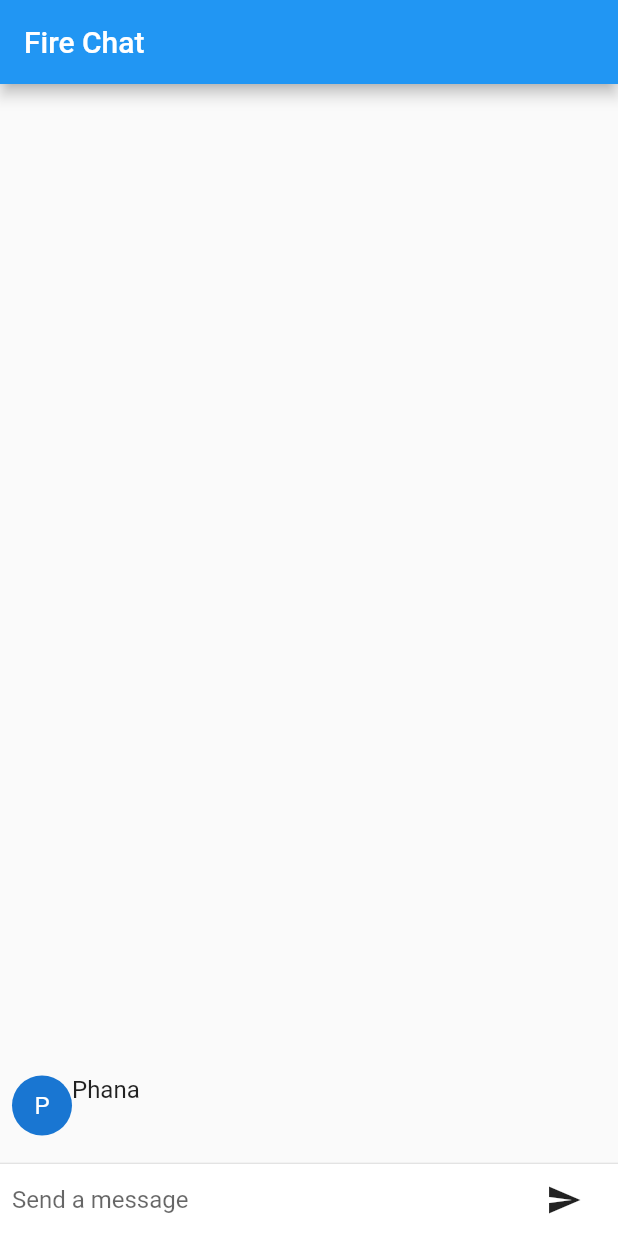
After one commit to cphana/fire_chat_flutter, a Flutter app: the screen it shows after launch, after a tap on the "send" icon, on a phone screen of 412 x 824 dp. The commit adds this screen. Run offline on Flutter 3.47's test engine with Material 2 defaults, Android fonts, the phone set to English and light mode, and no system bars.

Commit message:
chat screen

```diff
--- /dev/null
+++ b/lib/screen/chat_screen.dart
@@ -0,0 +1,76 @@
+import 'package:fire_chat_flutter/widgets/chat_message.dart';
+import 'package:flutter/material.dart';
+
+class ChatScreen extends StatefulWidget {
+  @override
+  _ChatScreenState createState() => _ChatScreenState();
+}
+
+class _ChatScreenState extends State<ChatScreen> {
+  final TextEditingController _textEditingController =
+      new TextEditingController();
+  final List<ChatMessage> _message = <ChatMessage>[];
+
+  @override
+  Widget build(BuildContext context) {
+    return Scaffold(
+      appBar: AppBar(
+        title: Text("Fire Chat"),
+      ),
+      body: Column(
+        children: <Widget>[
+          Flexible(
+            child: ListView.builder(
+              padding: EdgeInsets.all(8),
+              reverse: true,
+              itemBuilder: (_, int index) => _message[index],
+              itemCount: _message.length,
+            ),
+          ),
+          Divider(
+            height: 1,
+          ),
+          Container(
+            decoration: BoxDecoration(color: Theme.of(context).cardColor),
+            child: _buildTextComposer(),
+          )
+        ],
+      ),
+    );
+  }
+
+  Widget _buildTextComposer() {
+    return Container(
+      margin: EdgeInsets.symmetric(horizontal: 8),
+      child: Row(
+        children: <Widget>[
+          Flexible(
+            child: TextField(
+              onSubmitted: _handleSubmitted,
+              controller: _textEditingController,
+              decoration: InputDecoration.collapsed(hintText: "Send a message"),
+            ),
+          ),
+          Container(
+            margin: EdgeInsets.symmetric(horizontal: 4),
+            child: IconButton(
+              icon: Icon(Icons.send),
+              onPressed: () => _handleSubmitted(_textEditingController.text),
+            ),
+          )
+        ],
+      ),
+    );
+  }
+
+  void _handleSubmitted(String text) {
+    _textEditingController.clear();
+    ChatMessage message = ChatMessage(
+      text: text,
+      name: "Phana",
+    );
+    setState(() {
+      _message.insert(0, message);
+    });
+  }
+}
--- /dev/null
+++ b/lib/widgets/chat_message.dart
@@ -0,0 +1,38 @@
+import 'package:flutter/material.dart';
+
+class ChatMessage extends StatelessWidget {
+  final String text;
+  final String name;
+  final AnimationController animationController;
+  const ChatMessage({Key key, this.text, this.name, this.animationController})
+      : super(key: key);
+  @override
+  Widget build(BuildContext context) {
+    return Container(
+      margin: EdgeInsets.symmetric(vertical: 10),
+      child: Row(
+        crossAxisAlignment: CrossAxisAlignment.start,
+        children: <Widget>[
+          Container(
+            child: CircleAvatar(
+              child: Text(name[0]),
+            ),
+          ),
+          Column(
+            crossAxisAlignment: CrossAxisAlignment.start,
+            children: <Widget>[
+              Text(
+                name,
+                style: Theme.of(context).textTheme.subhead,
+              ),
+              Container(
+                child: Text(text),
+                margin: EdgeInsets.only(top: 5),
+              )
+            ],
+          )
+        ],
+      ),
+    );
+  }
+}
```
Also changed, not shown: lib/main.dart (+4 -97 lines).
